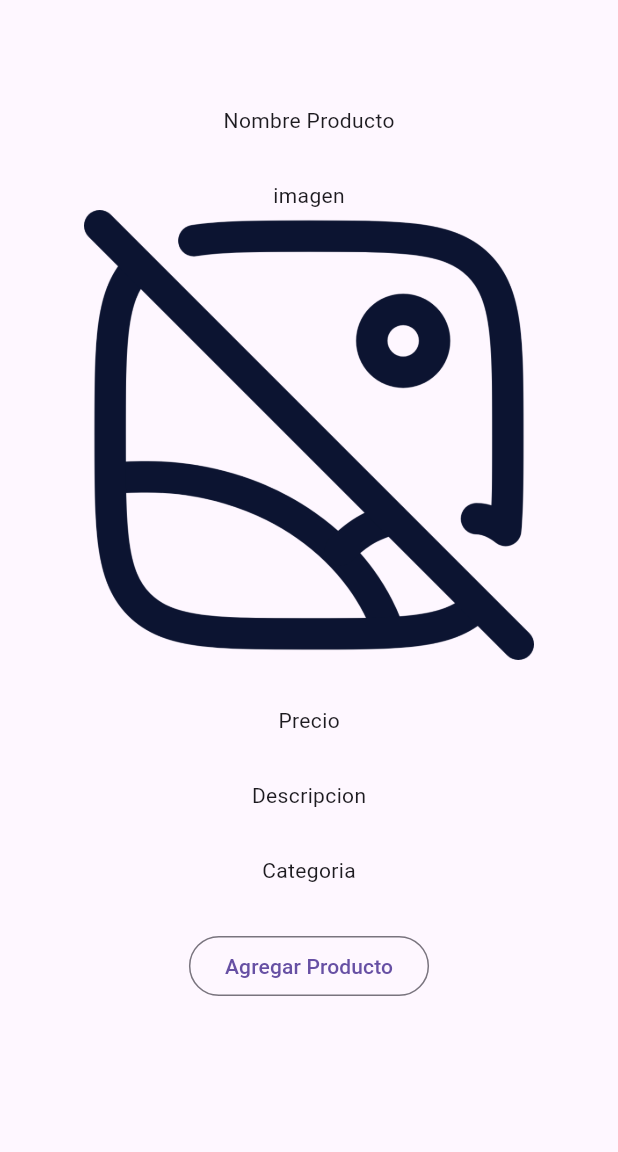
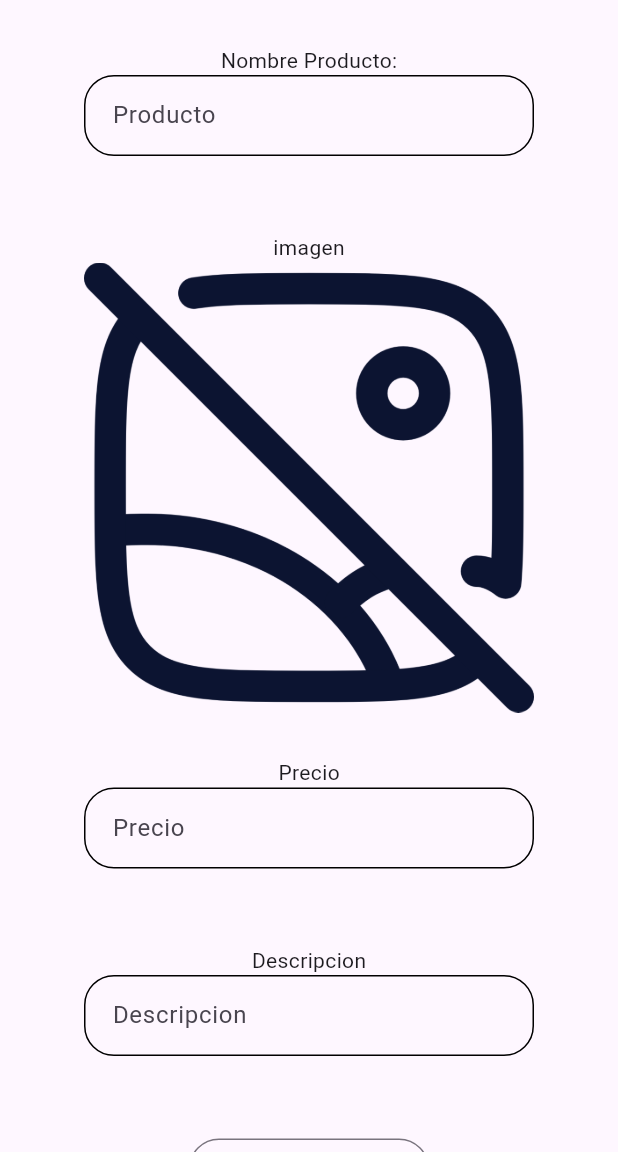
Before and after one commit to Rogerr14/storeApp, a Flutter app: the HomePage screen opened by its route, after a tap on the "add box" icon, on a phone screen of 412 x 824 dp, the part 84-1236 px from its top. Run offline on Flutter 3.47's test engine with Material 3 defaults, Android fonts, the phone set to English and light mode, and no system bars; our stand-ins replace image_picker; network calls fail.

```diff
--- a/lib/main.dart
+++ b/lib/main.dart
@@ -1,4 +1,5 @@
 import 'package:flutter/material.dart';
+import 'package:store_app/providers/addproduct_provider.dart';
 import 'package:store_app/providers/product_provider.dart';
 import 'package:store_app/router/approute.dart';
 import 'package:provider/provider.dart';
@@ -13,7 +14,8 @@ class MyApp extends StatelessWidget {
   Widget build(BuildContext context) {
     return  MultiProvider(
        providers: [
-        ChangeNotifierProvider(create: (_) => ProductProvider())
+        ChangeNotifierProvider(create: (_) => CartProvider()),
+        ChangeNotifierProvider(create: (_) => AddProductProvider())
        ],
       child: MaterialApp(
         debugShowCheckedModeBanner: false,
--- a/lib/models/product_model.dart
+++ b/lib/models/product_model.dart
@@ -23,9 +23,9 @@ class ProductModel {
   final String title;
   final double price;
   final String description;
-  final Category category;
+  String category;
   final String image;
-  final Rating rating;
+   String rating;
   int cantidad;
 
   ProductModel({
@@ -33,9 +33,9 @@ class ProductModel {
     required this.title,
     required this.price,
     required this.description,
-    required this.category,
+   this.category = '',
     required this.image,
-    required this.rating,
+     this.rating = '',
     this.cantidad = 1,
   });
 
@@ -44,9 +44,9 @@ class ProductModel {
         title: json["title"],
         price: json["price"]?.toDouble(),
         description: json["description"],
-        category: categoryValues.map[json["category"]]!,
+        category: categoryValues.map[json["category"]]!.toString() ,
         image: json["image"],
-        rating: Rating.fromJson(json["rating"]),
+        rating: Rating.fromJson(json["rating"]).toString(),
       );
 
   Map<String, dynamic> toJson() => {
@@ -54,9 +54,9 @@ class ProductModel {
         "title": title,
         "price": price,
         "description": description,
-        "category": categoryValues.reverse[category],
+        "category": '', //categoryValues.reverse[category],
         "image": image,
-        "rating": rating.toJson(),
+        "rating": '',
       };
 }
 
--- a/lib/pages/addProduct/add_product._page.dart
+++ b/lib/pages/addProduct/add_product._page.dart
@@ -1,5 +1,11 @@
+  import 'dart:io';
+
   import 'package:flutter/material.dart';
+  import 'package:image_picker/image_picker.dart';
+  import 'package:provider/provider.dart';
 
+  import 'package:store_app/providers/addproduct_provider.dart';
+  import 'package:store_app/validators/validator_product.dart';
 
   class AddProductPage extends StatefulWidget {
     static String name = 'addProductPage';
@@ -13,10 +19,42 @@ class _AddProductPageState extends State<AddProductPage> {
     final txtTitle = TextEditingController();
     final txtPrice = TextEditingController();
     final txtDescription = TextEditingController();
-  final txtCategory = TextEditingController();
+
+    final _scaffoldKey = GlobalKey<FormState>();
+    File? _image;
+
+    Future getImage(ImageSource source) async {
+      final picker = ImagePicker();
+      final pickedFile = await picker.pickImage(source: source);
+
+      setState(() {
+        if (pickedFile != null) {
+          _image = File(pickedFile.path);
+        } else {
+          print('No image selected.');
+        }
+      });
+    }
+
+    @override
+    void initState() {
+      // TODO: implement initState
+
+      super.initState();
+    }
+
+    @override
+    void dispose() {
+      txtTitle.dispose();
+      txtPrice.dispose();
+      txtDescription.dispose();
+      super.dispose();
+    }
 
     @override
     Widget build(BuildContext context) {
+      final addProductProvider =
+          Provider.of<AddProductProvider>(context, listen: false);
       return Scaffold(
         appBar: AppBar(
           centerTitle: true,
@@ -26,46 +64,62 @@ class _AddProductPageState extends State<AddProductPage> {
             style: TextStyle(color: Colors.white),
           ),
           actions: [
-          IconButton(onPressed: () {}, icon: const Icon(Icons.photo)),
-          IconButton(onPressed: () {}, icon: const Icon(Icons.camera_alt)),
+            IconButton(
+                onPressed: () => getImage(ImageSource.gallery),
+                icon: const Icon(Icons.photo)),
+            IconButton(
+                onPressed: () => getImage(ImageSource.camera),
+                icon: const Icon(Icons.camera_alt)),
           ],
         ),
         body: Center(
           child: SingleChildScrollView(
+            child: Form(
+              key: _scaffoldKey,
+              autovalidateMode: AutovalidateMode.onUserInteraction,
               child: Column(
                 children: [
-              const Text('Nombre Producto'),
-              //CustomTextForm('Nombre Producto', txtTitle, isEmail),
+                  const SizedBox(
+                    height: 30,
+                  ),
+                  const Text('Nombre Producto:'),
+                  _customTextForm(validarVacio,
+                      hintText: 'Producto', textController: txtTitle),
                   const SizedBox(
                     height: 30,
                   ),
                   const Text('imagen'),
-              const SizedBox(
+                  (_image == null)
+                      ? const SizedBox(
                           height: 300,
                           width: 300,
                           child: Image(
                             image: AssetImage('assets/image_nf.png'),
                           ),
+                        )
+                      : SizedBox(
+                          height: 300,
+                          width: 300,
+                          child: Image.file(_image!),
                         ),
                   const SizedBox(
                     height: 30,
                   ),
                   const Text('Precio'),
-            //  customTextForm('Precio', txtTitle, isPassword),
+                  _customTextForm(validarNum,
+                      textInputType: TextInputType.number,
+                      hintText: 'Precio',
+                      textController: txtPrice),
                   const SizedBox(
                     height: 30,
                   ),
                   const Text('Descripcion'),
-              //CustomTextForm('Descripcion',  txtTitle, isEmail),
+                  _customTextForm(validarVacio,
+                      hintText: 'Descripcion', textController: txtDescription),
                   const SizedBox(
                     height: 30,
                   ),
-              const Text('Categoria'),
-              //CustomTextForm('Categoria', co txtTitle),
-              const SizedBox(
-                height: 30,
-              ),
-              OutlinedButton(onPressed: (){}, child: const Text('Agregar Producto')),
+                  _addButton(addProductProvider),
                   const SizedBox(
                     height: 30,
                   ),
@@ -73,6 +127,47 @@ class _AddProductPageState extends State<AddProductPage> {
               ),
             ),
           ),
+        ),
       );
     }
+
+    _addButton(AddProductProvider addProductProvider) {
+      return OutlinedButton(
+          onPressed: () {
+            if (_scaffoldKey.currentState!.validate()) {
+              print(txtTitle.text);
+              addProductProvider.addProduct(
+                  txtTitle.text, _image, txtPrice.text, txtDescription.text);
             }
+          },
+          child: const Text('Agregar Producto'));
+    }
+
+    Widget _customTextForm(
+      String? Function(String?) validator, {
+      TextInputType textInputType = TextInputType.text,
+      required String hintText,
+      required TextEditingController textController,
+    }) {
+      final focusNode = FocusNode();
+      return SizedBox(
+          width: 300,
+          height: 75,
+          child: TextFormField(
+              controller: textController,
+              validator: validator,
+              focusNode: focusNode,
+              keyboardType: textInputType,
+              onTapOutside: (event) => focusNode.unfocus(),
+              decoration: InputDecoration(
+                hintText: hintText,
+                contentPadding: const EdgeInsets.all(15),
+                enabledBorder: OutlineInputBorder(
+                  borderRadius: BorderRadius.circular(20),
+                ),
+                border: OutlineInputBorder(
+                  borderRadius: BorderRadius.circular(20),
+                ),
+              )));
+    }
+  }
--- a/lib/pages/auth/loginpage.dart
+++ b/lib/pages/auth/loginpage.dart
@@ -76,10 +76,13 @@ class _LoginPageState extends State<LoginPage> {
 
   Widget customTextForm(String hint, String? Function(String?) validator,
       {required TextEditingController controller, bool isPassword = false}) {
+        final focusNode = FocusNode();
     return SizedBox(
       width: 300,
       height: 75,
       child: TextFormField(
+        focusNode: focusNode,
+        onTapOutside: (event) => focusNode.unfocus(),
         obscureText: isPassword,
         controller: controller,
         validator: validator,
@@ -97,8 +100,7 @@ class _LoginPageState extends State<LoginPage> {
     );
   }
 
-  _loginButton(
-      ) {
+  _loginButton() {
 
     String correo = 'user01@gmail.com';
     String password = 'prueba01';
--- a/lib/pages/cart/cartpage.dart
+++ b/lib/pages/cart/cartpage.dart
@@ -13,7 +13,7 @@ class CartPage extends StatefulWidget {
 class _CartPageState extends State<CartPage> {
   @override
   Widget build(BuildContext context) {
-    final cartProvider = Provider.of<ProductProvider>(context, listen: false);
+    final cartProvider = Provider.of<CartProvider>(context, listen: false);
 
     return Scaffold(
       appBar: AppBar(
--- a/lib/pages/detailsProduct/details_ptoduct_page.dart
+++ b/lib/pages/detailsProduct/details_ptoduct_page.dart
@@ -22,7 +22,7 @@ class _DetailProductPageState extends State<DetailProductPage> {
 
   @override
   Widget build(BuildContext context) {
-    final cartProvider = Provider.of<ProductProvider>(context, listen: false);
+    final cartProvider = Provider.of<CartProvider>(context, listen: false);
     //  final Object? id = GoRouterState.of(context).extra;
 
     Future<ProductModel> detailProduct =
@@ -64,7 +64,7 @@ class _DetailProductPageState extends State<DetailProductPage> {
 }
 
 Widget _detalleView(BuildContext context, AsyncSnapshot<ProductModel> snapshot,
-    ProductProvider cartProvider) {
+    CartProvider cartProvider) {
   return Column(
     mainAxisAlignment: MainAxisAlignment.center,
     children: [
--- a/lib/pages/home/homepage.dart
+++ b/lib/pages/home/homepage.dart
@@ -1,7 +1,9 @@
 import 'package:flutter/material.dart';
+import 'package:provider/provider.dart';
 import 'package:store_app/models/product_model.dart';
+
 import 'package:store_app/pages/detailsProduct/details_ptoduct_page.dart';
-import 'package:store_app/services/product_services.dart';
+import 'package:store_app/providers/addproduct_provider.dart';
 
 class HomePage extends StatefulWidget {
   static String name = 'homePage';
@@ -11,19 +13,24 @@ class HomePage extends StatefulWidget {
   State<HomePage> createState() => _HomePageState();
 }
 
-Future<List<ProductModel>> productos = ProductServices().getProduct;
-
-
 class _HomePageState extends State<HomePage> {
   @override
   void initState() {
     super.initState();
-
+    loadProducts();
   }
+Future<void> loadProducts() async {
+  final productProvider = Provider.of<AddProductProvider>(context, listen: false);
+      await productProvider.getProducts();
+    }
+  @override
+  Widget build(BuildContext context) {
+    final productProvider = Provider.of<AddProductProvider>(context);
+    final List<ProductModel> productList = productProvider.productList;
 
 
-  @override
-  Widget build(BuildContext context) {
+
+
 
     return Scaffold(
       appBar: AppBar(
@@ -40,33 +47,25 @@ class _HomePageState extends State<HomePage> {
           )
         ],
       ),
-      body: FutureBuilder(
-        future: productos,
-        builder: (context, snapshot) {
-          if (snapshot.hasData) {
-            return listProduct(context, snapshot);
-          } else {
-            return const Center(
-              child: CircularProgressIndicator(
-                color: Colors.black26,
-                strokeWidth: 3.0,
-              ),
-            );
-          }
-        },
-      ),
+      body: listProduct(productList),
       floatingActionButton: FloatingActionButton(
-        onPressed: () => Navigator.pushNamed(context,'/addProductPage' ),
+        onPressed: () => Navigator.pushNamed(context, '/addProductPage'),
         child: const Icon(Icons.add_box_sharp),
       ),
     );
   }
-}
 
-Widget listProduct(
-    BuildContext context, AsyncSnapshot<List<ProductModel>> snapshot) {
+  Widget listProduct(List<ProductModel> productList) {
+    if (productList.isEmpty) {
+      return const Center(
+        child: CircularProgressIndicator(
+          color: Colors.black54,
+          strokeWidth: 3.0,
+        ),
+      );
+    } else {
       return ListView.builder(
-    itemCount: snapshot.data!.length,
+        itemCount: productList.length,
         itemBuilder: (context, index) {
           return InkWell(
             onTap: () {
@@ -74,13 +73,13 @@ Widget listProduct(
                   context,
                   MaterialPageRoute(
                       builder: (BuildContext context) =>
-                      DetailProductPage(id: snapshot.data![index].id)));
+                          DetailProductPage(id: productList[index].id)));
             },
             child: Column(
               mainAxisAlignment: MainAxisAlignment.start,
               children: [
                 Text(
-              snapshot.data![index].title,
+                  productList[index].title,
                   style: const TextStyle(fontSize: 20),
                 ),
                 const SizedBox(
@@ -90,14 +89,14 @@ Widget listProduct(
                   width: 40,
                   height: 40,
                   child: Image.network(
-                snapshot.data![index].image,
+                    productList[index].image,
                   ),
                 ),
                 const SizedBox(
                   height: 20,
                 ),
                 Text(
-              snapshot.data![index].price.toString(),
+                  productList[index].price.toString(),
                   style: const TextStyle(fontSize: 20),
                 ),
                 const Divider(),
@@ -107,3 +106,5 @@ Widget listProduct(
         },
       );
     }
+  }
+}
--- /dev/null
+++ b/lib/providers/addproduct_provider.dart
@@ -0,0 +1,37 @@
+import 'dart:io';
+
+import 'package:flutter/material.dart';
+import 'package:store_app/models/product_model.dart';
+import 'package:store_app/services/product_services.dart';
+
+class AddProductProvider with ChangeNotifier {
+  final ProductServices _productService = ProductServices();
+  List<ProductModel> _productList = [];
+
+  List<ProductModel> get productList => _productList;
+
+  Future<void> getProducts() async {
+    try {
+      final List<ProductModel> list = await _productService.getProduct();
+      _productList = list;
+      notifyListeners();
+    } catch (error) {
+      throw Exception('Failed to fetch products: $error');
+    }
+  }
+
+  addProduct(String title, File? image, String price, String description) {
+    print(title);
+    int lastIndex = productList.last.id;
+    ProductModel productModel = ProductModel(
+      id: lastIndex + 1,
+      title: title,
+      price: double.parse(price),
+      description: description,
+      image:
+          'https://i.pinimg.com/474x/3e/a2/7c/3ea27cb2b8d462c015092f6abe28f809.jpg',
+    );
+    productList.add(productModel);
+    notifyListeners();
+  }
+}
--- a/lib/providers/product_provider.dart
+++ b/lib/providers/product_provider.dart
@@ -1,7 +1,10 @@
 import 'package:flutter/material.dart';
 import 'package:store_app/models/product_model.dart';
 
-class ProductProvider with ChangeNotifier {
+
+class CartProvider with ChangeNotifier {
+
+
   final List<ProductModel> _productList = [];
   final List<ProductModel> _facturaList = [];
   List<ProductModel> get productList => _productList;
--- a/lib/services/product_services.dart
+++ b/lib/services/product_services.dart
@@ -6,11 +6,13 @@ class ProductServices {
 
 
   //obtener todos los productos
-  Future<List<ProductModel>> get getProduct async {
+  Future<List<ProductModel>> getProduct() async {
     final response = await http.get(Uri.parse(apiProdBase));
 
     if (response.statusCode == 200) {
-      return productsModelFromJson(response.body);
+      return  productsModelFromJson(response.body);
+
+      //return product;
     } else {
       throw Exception('Error al cargar datos');
     }
--- a/pubspec.yaml
+++ b/pubspec.yaml
@@ -33,6 +33,7 @@ dependencies:
     sdk: flutter
   go_router: ^13.2.0
   http: ^1.2.1
+  image_picker: ^1.0.7
   provider: ^6.1.2
 
 dev_dependencies:
```
Also changed, not shown: lib/validators/validator_product.dart (added, +23 -0 lines), pubspec.lock, 5 other files. Lines whose indentation alone changed are shown as unchanged.
